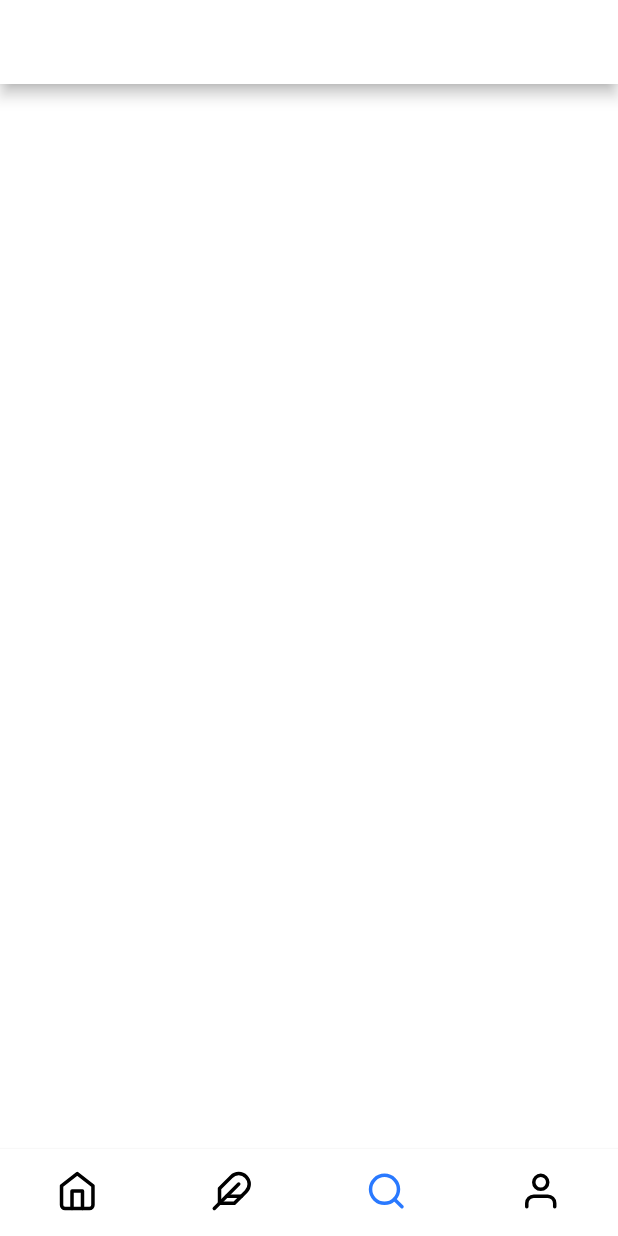
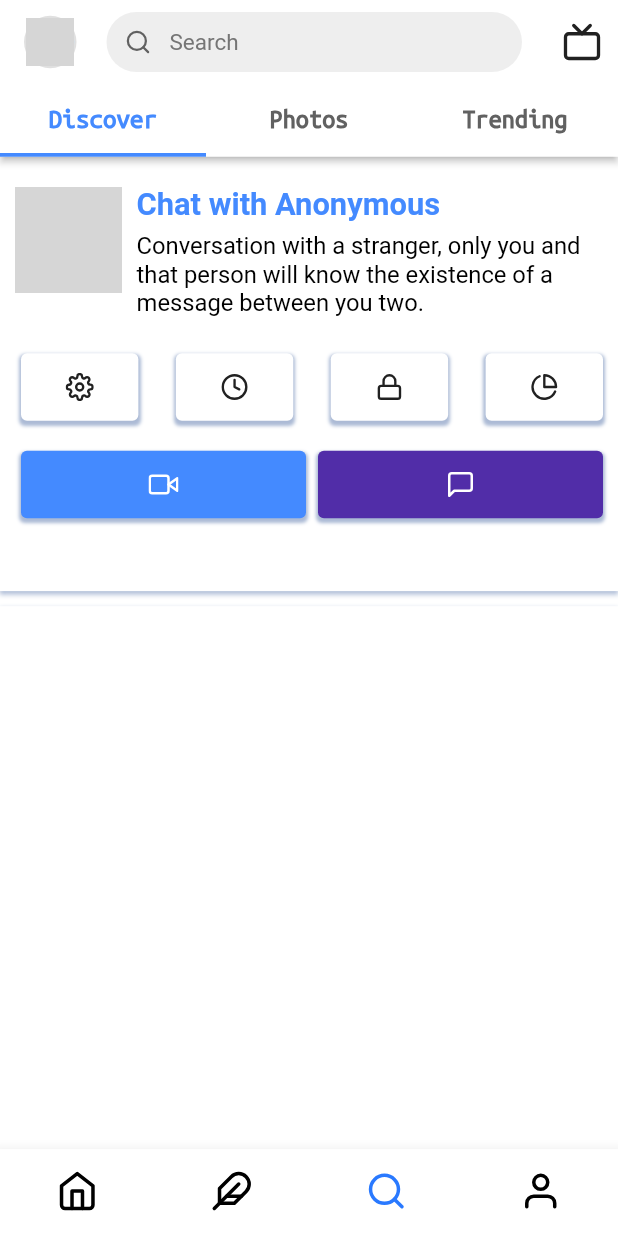
Before and after one commit to lambiengcode/whoru, a Flutter app: the screen it shows once a user with an empty profile is signed in, item 3 of the bottom bar chosen, on a phone screen of 412 x 824 dp. Run offline on Flutter 3.47's test engine with Material 2 defaults, Android fonts, the phone set to English and light mode, and no system bars; our stand-ins replace animated_theme_switcher, cloud_firestore, firebase_auth, flutter_icons, flutter_screenutil, get and 1 more; accounts and stored records are empty; network calls fail; Roboto replaces fonts that are missing (SFProText); grey boxes are pictures that could not be loaded.

Commit message:
done layout chat with anonymous

```diff
--- a/whoru_mobile/lib/src/app.dart
+++ b/whoru_mobile/lib/src/app.dart
@@ -1,10 +1,29 @@
 import 'package:flutter/material.dart';
+import 'package:flutter/services.dart';
 import 'package:provider/provider.dart';
 import 'package:whoru_mobile/src/models/user.dart';
 import 'package:whoru_mobile/src/pages/auth/auth_page.dart';
 import 'package:whoru_mobile/src/pages/navigation/navigation.dart';
 
-class App extends StatelessWidget {
+class App extends StatefulWidget {
+  @override
+  State<StatefulWidget> createState() => _AppState();
+}
+
+class _AppState extends State<App> with WidgetsBindingObserver {
+  @override
+  void initState() {
+    SystemChrome.setSystemUIOverlayStyle(SystemUiOverlayStyle(
+      statusBarColor: Colors.transparent,
+    ));
+    WidgetsBinding.instance.addObserver(this);
+    SystemChrome.setPreferredOrientations([
+      DeviceOrientation.portraitDown,
+      DeviceOrientation.portraitUp,
+    ]);
+    super.initState();
+  }
+
   @override
   Widget build(BuildContext context) {
     final user = Provider.of<User>(context);
--- /dev/null
+++ b/whoru_mobile/lib/src/models/discover.dart
@@ -0,0 +1,28 @@
+class DiscoverModel {
+  final String title;
+  final String subTitle;
+  final String image;
+
+  DiscoverModel({this.title, this.subTitle, this.image});
+}
+
+List<DiscoverModel> discovers = [
+  new DiscoverModel(
+      title: 'Chat with Anonymous',
+      subTitle:
+          'Conversation with a stranger, only you and that person will know the existence of a message between you two.',
+      image:
+          'https://avatars2.githubusercontent.com/u/60530946?s=460&u=e342f079ed3571122e21b42eedd0ae251a9d91ce&v=4'),
+  new DiscoverModel(
+      title: 'Video with Anonymous',
+      subTitle:
+          'Conversation with a stranger, only you and that person will know the existence of a message between you two.',
+      image:
+          'https://avatars2.githubusercontent.com/u/60530946?s=460&u=e342f079ed3571122e21b42eedd0ae251a9d91ce&v=4'),
+  new DiscoverModel(
+      title: 'Seek Treasure',
+      subTitle:
+          'Conversation with a stranger, only you and that person will know the existence of a message between you two.',
+      image:
+          'https://avatars2.githubusercontent.com/u/60530946?s=460&u=e342f079ed3571122e21b42eedd0ae251a9d91ce&v=4'),
+];
--- a/whoru_mobile/lib/src/pages/chat_page/chat_page.dart
+++ b/whoru_mobile/lib/src/pages/chat_page/chat_page.dart
@@ -18,17 +18,17 @@ class _ChatPageState extends State<ChatPage> {
     final user = Provider.of<User>(context);
     return Scaffold(
       appBar: AppBar(
-        elevation: 2.0,
+        elevation: 2.5,
         brightness: ThemeProvider.of(context).brightness,
         centerTitle: false,
         title: Text(
           "WhoRU",
           style: TextStyle(
-            fontSize: _size.width / 16.5,
+            fontSize: _size.width / 16.0,
             fontWeight: FontWeight.w500,
             color: ThemeProvider.of(context).brightness == Brightness.dark
                 ? kLightPrimaryColor
-                : Colors.blueAccent.shade400,
+                : Colors.black,
             fontFamily: 'Lobster',
           ),
         ),
@@ -36,7 +36,7 @@ class _ChatPageState extends State<ChatPage> {
           GestureDetector(
             child: Icon(
               Feather.search,
-              size: _size.width / 15.6,
+              size: _size.width / 15.5,
               color: ThemeProvider.of(context).brightness == Brightness.dark
                   ? kLightPrimaryColor
                   : kDarkPrimaryColor,
@@ -47,8 +47,8 @@ class _ChatPageState extends State<ChatPage> {
           ),
           IconButton(
             icon: Icon(
-              Feather.plus_square,
-              size: _size.width / 15.6,
+              Feather.plus_circle,
+              size: _size.width / 15.5,
               color: ThemeProvider.of(context).brightness == Brightness.dark
                   ? kLightPrimaryColor
                   : kDarkPrimaryColor,
--- a/whoru_mobile/lib/src/pages/discover_page/discover_page.dart
+++ b/whoru_mobile/lib/src/pages/discover_page/discover_page.dart
@@ -1,19 +1,166 @@
 import 'package:animated_theme_switcher/animated_theme_switcher.dart';
+import 'package:cloud_firestore/cloud_firestore.dart';
 import 'package:flutter/material.dart';
+import 'package:flutter_icons/flutter_icons.dart';
+import 'package:provider/provider.dart';
+import 'package:whoru_mobile/src/models/user.dart';
+import 'package:whoru_mobile/src/pages/discover_page/widgets/discover.dart';
+import 'package:whoru_mobile/src/utils/constants.dart';
 
 class DiscoverPage extends StatefulWidget {
   @override
   State<StatefulWidget> createState() => _DiscoverPageState();
 }
 
-class _DiscoverPageState extends State<DiscoverPage> {
+class _DiscoverPageState extends State<DiscoverPage>
+    with SingleTickerProviderStateMixin {
+  TabController _tabController;
+
+  List<Widget> _pages = [
+    Discover(),
+    Discover(),
+    Discover(),
+  ];
+
+  @override
+  void initState() {
+    super.initState();
+    _tabController = new TabController(
+      vsync: this,
+      length: _pages.length,
+      initialIndex: 0,
+    );
+  }
+
   @override
   Widget build(BuildContext context) {
+    final Size _size = MediaQuery.of(context).size;
+    final user = Provider.of<User>(context);
     return Scaffold(
       appBar: AppBar(
+        elevation: 2.0,
         brightness: ThemeProvider.of(context).brightness,
+        centerTitle: false,
+        title: Row(
+          mainAxisAlignment: MainAxisAlignment.start,
+          crossAxisAlignment: CrossAxisAlignment.center,
+          children: <Widget>[
+            StreamBuilder(
+              stream: Firestore.instance
+                  .collection('users')
+                  .where('id', isEqualTo: user.uid)
+                  .snapshots(),
+              builder: (BuildContext context,
+                  AsyncSnapshot<QuerySnapshot> snapshot) {
+                if (!snapshot.hasData) {
+                  return Container();
+                }
+
+                String urlToImage = snapshot.data.documents[0]['urlToImage'];
+
+                return CircleAvatar(
+                  radius: 17.5,
+                  backgroundColor: Colors.grey.shade300,
+                  child: CircleAvatar(
+                    backgroundImage: urlToImage == ''
+                        ? AssetImage('images/logo.png')
+                        : NetworkImage(urlToImage),
+                    radius: 16.0,
+                  ),
+                );
+              },
+            ),
+            SizedBox(
+              width: 20.0,
+            ),
+            Expanded(
+              child: GestureDetector(
+                onTap: () {},
+                child: Container(
+                  height: 40.0,
+                  decoration: BoxDecoration(
+                    color: Colors.grey.shade200,
+                    borderRadius: BorderRadius.circular(
+                      30.0,
+                    ),
+                  ),
+                  padding: EdgeInsets.only(
+                    left: 12.0,
+                  ),
+                  child: Row(
+                    mainAxisAlignment: MainAxisAlignment.start,
+                    children: [
+                      Icon(
+                        Feather.search,
+                        size: 18.0,
+                        color: Colors.grey.shade700,
+                      ),
+                      SizedBox(
+                        width: 12.0,
+                      ),
+                      Text(
+                        'Search',
+                        style: TextStyle(
+                          color: Colors.grey.shade600,
+                          fontSize: 15.0,
+                          fontWeight: FontWeight.w400,
+                        ),
+                      ),
+                    ],
+                  ),
+                ),
+              ),
+            ),
+          ],
+        ),
+        actions: [
+          IconButton(
+            icon: Icon(
+              Feather.tv,
+              size: _size.width / 15.6,
+              color: ThemeProvider.of(context).brightness == Brightness.dark
+                  ? kLightPrimaryColor
+                  : kDarkPrimaryColor,
+            ),
+            onPressed: () {},
+          ),
+        ],
+        bottom: TabBar(
+          controller: _tabController,
+          labelColor: Colors.blueAccent,
+          indicatorColor: Colors.blueAccent,
+          unselectedLabelColor: Colors.grey.shade700,
+          indicatorSize: TabBarIndicatorSize.tab,
+          indicatorWeight: 2.5,
+          labelStyle: TextStyle(
+            fontWeight: FontWeight.bold,
+            fontSize: _size.width / 22.8,
+            fontFamily: 'UbuntuMono',
+          ),
+          unselectedLabelStyle: TextStyle(
+            fontWeight: FontWeight.bold,
+            fontSize: _size.width / 23.5,
+            fontFamily: 'UbuntuMono',
+          ),
+          tabs: [
+            Tab(
+              text: 'Discover',
+            ),
+            Tab(
+              text: 'Photos',
+            ),
+            Tab(
+              text: 'Trending',
+            ),
+          ],
+        ),
       ),
-      body: Container(),
+      body: TabBarView(
+        controller: _tabController,
+        children: _pages.map((Widget tab) {
+          return tab;
+        }).toList(),
+      ),
     );
   }
 }
--- /dev/null
+++ b/whoru_mobile/lib/src/pages/discover_page/widgets/discover.dart
@@ -0,0 +1,235 @@
+import 'package:animated_theme_switcher/animated_theme_switcher.dart';
+import 'package:flutter/material.dart';
+import 'package:flutter_icons/flutter_icons.dart';
+import 'package:whoru_mobile/src/models/discover.dart';
+import 'package:whoru_mobile/src/utils/constants.dart';
+
+class Discover extends StatefulWidget {
+  @override
+  State<StatefulWidget> createState() => _DiscoverState();
+}
+
+class _DiscoverState extends State<Discover> {
+  @override
+  Widget build(BuildContext context) {
+    final Size _size = MediaQuery.of(context).size;
+    return Container(
+        child: Column(
+      children: [
+        Expanded(
+          flex: 4,
+          child: Container(
+            padding: EdgeInsets.symmetric(
+              horizontal: 10.0,
+              vertical: 20.0,
+            ),
+            decoration: BoxDecoration(
+              color: Colors.white,
+              boxShadow: [
+                BoxShadow(
+                  color: ThemeProvider.of(context).brightness == Brightness.dark
+                      ? Colors.white.withOpacity(.04)
+                      : Color(0xFFABBAD5),
+                  spreadRadius: .8,
+                  blurRadius: 2.0,
+                  offset: Offset(0, 2.0), // changes position of shadow
+                ),
+              ],
+            ),
+            child: Column(
+              crossAxisAlignment: CrossAxisAlignment.start,
+              mainAxisAlignment: MainAxisAlignment.start,
+              children: [
+                Row(
+                  crossAxisAlignment: CrossAxisAlignment.start,
+                  mainAxisAlignment: MainAxisAlignment.start,
+                  children: [
+                    Container(
+                      height: _size.width / 5.8,
+                      width: _size.width / 5.8,
+                      decoration: BoxDecoration(
+                        border: Border.all(color: Colors.white10, width: 0.3),
+                        shape: BoxShape.circle,
+                        image: DecorationImage(
+                            image: NetworkImage(discovers[0].image),
+                            fit: BoxFit.cover),
+                      ),
+                    ),
+                    SizedBox(
+                      width: 10.0,
+                    ),
+                    Expanded(
+                      child: Column(
+                        crossAxisAlignment: CrossAxisAlignment.start,
+                        children: [
+                          Text(
+                            discovers[0].title,
+                            style: TextStyle(
+                              fontSize: _size.width / 20.0,
+                              fontWeight: FontWeight.bold,
+                              color: ThemeProvider.of(context).brightness ==
+                                      Brightness.dark
+                                  ? kLightPrimaryColor
+                                  : Colors.blueAccent,
+                            ),
+                          ),
+                          SizedBox(
+                            height: 6.0,
+                          ),
+                          Text(
+                            discovers[0].subTitle,
+                            style: TextStyle(
+                              fontSize: _size.width / 26,
+                              color: Colors.black,
+                            ),
+                          ),
+                        ],
+                      ),
+                    ),
+                  ],
+                ),
+                SizedBox(
+                  height: 24.0,
+                ),
+                Row(
+                  children: [
+                    SizedBox(
+                      width: 4.0,
+                    ),
+                    _buildActionChat(
+                      context,
+                      Feather.settings,
+                    ),
+                    SizedBox(
+                      width: 25.0,
+                    ),
+                    _buildActionChat(
+                      context,
+                      Feather.clock,
+                    ),
+                    SizedBox(
+                      width: 25.0,
+                    ),
+                    _buildActionChat(
+                      context,
+                      Feather.lock,
+                    ),
+                    SizedBox(
+                      width: 25.0,
+                    ),
+                    _buildActionChat(
+                      context,
+                      Feather.pie_chart,
+                    ),
+                  ],
+                ),
+                SizedBox(
+                  height: 20.0,
+                ),
+                Row(
+                  children: [
+                    SizedBox(
+                      width: 4.0,
+                    ),
+                    _buildActionCall(
+                      context,
+                      Feather.video,
+                      Colors.blueAccent,
+                    ),
+                    SizedBox(
+                      width: 8.0,
+                    ),
+                    _buildActionCall(
+                      context,
+                      Feather.message_square,
+                      Colors.deepPurple.shade700,
+                    ),
+                  ],
+                ),
+              ],
+            ),
+          ),
+        ),
+        SizedBox(
+          height: 10.0,
+        ),
+        Expanded(
+          flex: 5,
+          child: Container(
+            decoration: BoxDecoration(
+              color: Colors.white,
+              boxShadow: [
+                BoxShadow(
+                  color: ThemeProvider.of(context).brightness == Brightness.dark
+                      ? Colors.white.withOpacity(.04)
+                      : Color(0xFFABBAD5),
+                  spreadRadius: .8,
+                  blurRadius: 2.0,
+                  offset: Offset(0, 2.0), // changes position of shadow
+                ),
+              ],
+            ),
+          ),
+        ),
+      ],
+    ));
+  }
+}
+
+Widget _buildActionChat(context, icon) {
+  return Expanded(
+    child: Container(
+      height: 45.0,
+      decoration: BoxDecoration(
+        color: Colors.white,
+        borderRadius: BorderRadius.circular(
+          4.0,
+        ),
+        boxShadow: [
+          BoxShadow(
+            color: ThemeProvider.of(context).brightness == Brightness.dark
+                ? Colors.white.withOpacity(.04)
+                : Color(0xFFABBAD5),
+            spreadRadius: 1.15,
+            blurRadius: 1.25,
+            offset: Offset(0, 2.0), // changes position of shadow
+          ),
+        ],
+      ),
+      child: Icon(
+        icon,
+        color: Colors.grey.shade900,
+        size: 18.8,
+      ),
+    ),
+  );
+}
+
+Widget _buildActionCall(context, icon, color) {
+  return Expanded(
+    child: Container(
+      height: 45.0,
+      decoration: BoxDecoration(
+        color: color,
+        borderRadius: BorderRadius.circular(
+          4.0,
+        ),
+        boxShadow: [
+          BoxShadow(
+            color: ThemeProvider.of(context).brightness == Brightness.dark
+                ? Colors.white.withOpacity(.04)
+                : Color(0xFFABBAD5),
+            spreadRadius: 1.0,
+            blurRadius: 1.25,
+            offset: Offset(0, 2.0), // changes position of shadow
+          ),
+        ],
+      ),
+      child: Icon(
+        icon,
+        color: Colors.white,
+        size: 20.0,
+      ),
+    ),
+  );
+}
--- a/whoru_mobile/lib/src/pages/navigation/navigation.dart
+++ b/whoru_mobile/lib/src/pages/navigation/navigation.dart
@@ -12,7 +12,7 @@ class Navigation extends StatefulWidget {
   State<StatefulWidget> createState() => _NavigationState();
 }
 
-class _NavigationState extends State<Navigation> with WidgetsBindingObserver {
+class _NavigationState extends State<Navigation> {
   int currentPage = 0;
   var _pages = [
     ChatPage(),
@@ -22,14 +22,6 @@ class _NavigationState extends State<Navigation> with WidgetsBindingObserver {
   ];
   @override
   void initState() {
-    SystemChrome.setSystemUIOverlayStyle(SystemUiOverlayStyle(
-      statusBarColor: Colors.transparent,
-    ));
-    WidgetsBinding.instance.addObserver(this);
-    SystemChrome.setPreferredOrientations([
-      DeviceOrientation.portraitDown,
-      DeviceOrientation.portraitUp,
-    ]);
     super.initState();
   }
 
@@ -46,7 +38,6 @@ class _NavigationState extends State<Navigation> with WidgetsBindingObserver {
               currentPage = i;
             });
           },
-          elevation: 1.5,
           type: BottomNavigationBarType.fixed,
           iconSize: _size.width / 14.75,
           showSelectedLabels: false,
```
